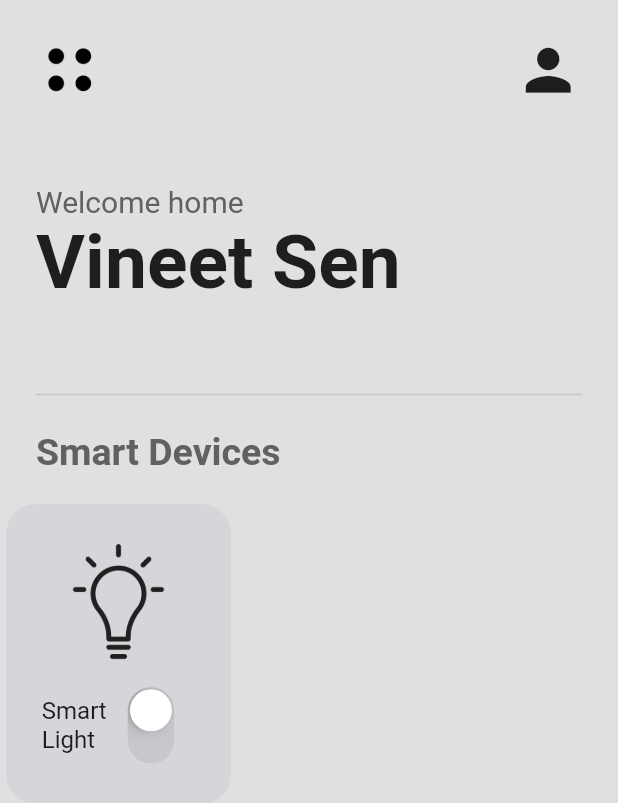
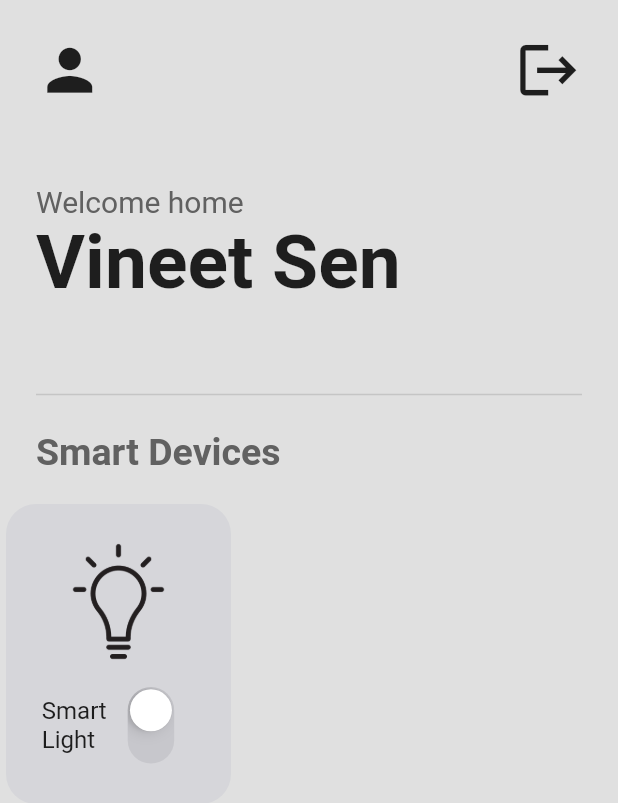
Before and after one commit to VSen910/ModernSmartHome, a Flutter app: the screen it shows after launch, on a phone screen of 412 x 824 dp. Shown: the top 803 px of the screen. Run offline on Flutter 3.47's test engine with Material 2 defaults, Android fonts, the phone set to English and light mode, and no system bars.

Commit message:
Replaced menu icon with signout icon

```diff
--- a/lib/screens/home_page.dart
+++ b/lib/screens/home_page.dart
@@ -18,12 +18,12 @@ class HomePage extends StatelessWidget {
               child: Row(
                 mainAxisAlignment: MainAxisAlignment.spaceBetween,
                 children: [
-                  Image.asset(
-                    'assets/menu.png',
-                    height: 45,
+                  Icon(
+                    Icons.person,
+                    size: 45,
                   ),
                   Icon(
-                    Icons.person,
+                    Icons.logout,
                     size: 45,
                   ),
                 ],
```
